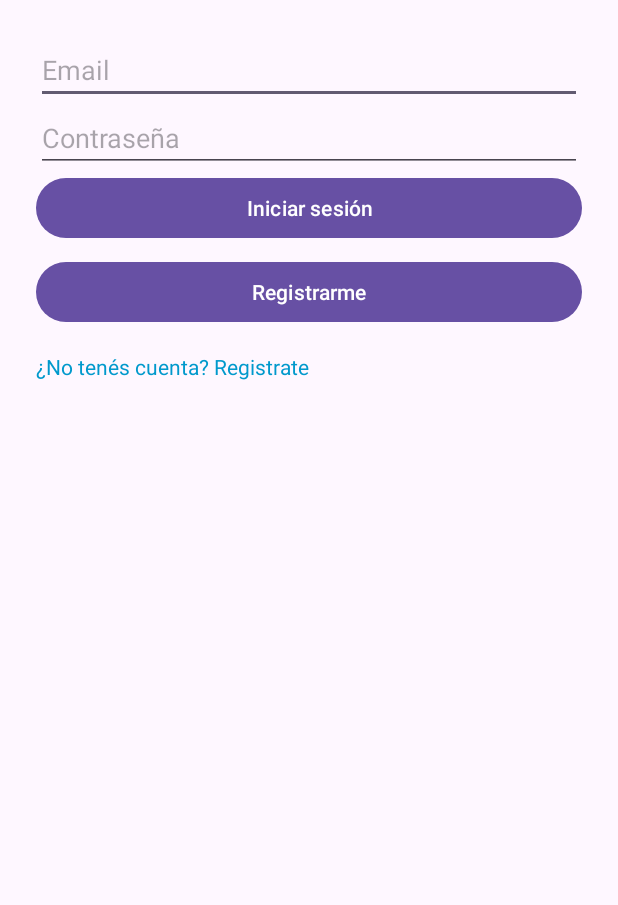
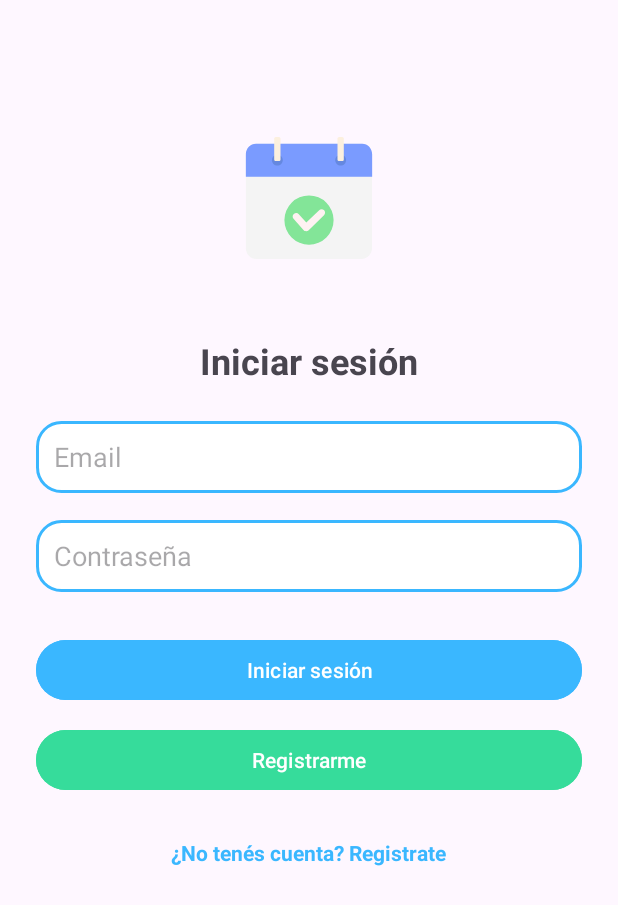
Before and after one commit to yachela/turna-mobile, an Android app: the LoginActivity screen opened directly, with no data from a screen before it, on a phone screen of 412 x 824 dp. Shown: the top 905 px of the screen. Run offline under Robolectric (Android 15) with nearby library versions, the phone set to English and light mode, and no system bars; our stand-ins replace Room's generated code.

Commit message:
UI: actualizar pantalla de login, agregar imagen y estilos modernos

```diff
--- a/app/src/main/res/layout/activity_login.xml
+++ b/app/src/main/res/layout/activity_login.xml
@@ -1,44 +1,84 @@
 <?xml version="1.0" encoding="utf-8"?>
+<ScrollView xmlns:android="http://schemas.android.com/apk/res/android"
+    android:layout_width="match_parent"
+    android:layout_height="match_parent"
+    android:fillViewport="true">
+
     <LinearLayout
-    xmlns:android="http://schemas.android.com/apk/res/android"
         android:orientation="vertical"
         android:padding="24dp"
         android:layout_width="match_parent"
-    android:layout_height="match_parent">
+        android:layout_height="wrap_content"
+        android:gravity="center_horizontal">
+
+        <ImageView
+            android:id="@+id/imageViewLogo"
+            android:src="@drawable/turna"
+            android:layout_width="120dp"
+            android:layout_height="120dp"
+            android:layout_gravity="center"
+            android:contentDescription="@string/logo_turna"
+            android:layout_marginTop="48dp"
+            android:layout_marginBottom="32dp"/>
+
+        <TextView
+            android:id="@+id/textViewReservarTurno"
+            android:text="Iniciar sesión"
+            android:textSize="24sp"
+            android:textStyle="bold"
+            android:gravity="center"
+            android:layout_width="match_parent"
+            android:layout_height="wrap_content"
+            android:layout_marginBottom="24dp" />
 
         <EditText
             android:id="@+id/editTextEmail"
+            android:hint="Email"
+            android:inputType="textEmailAddress"
             android:layout_width="match_parent"
-        android:layout_height="wrap_content"
-        android:hint="Email"
-        android:inputType="textEmailAddress" />
+            android:layout_height="48dp"
+            android:background="@drawable/rounded_edittext"
+            android:padding="12dp"
+            android:layout_marginBottom="18dp"/>
 
         <EditText
             android:id="@+id/editTextPassword"
+            android:hint="Contraseña"
+            android:inputType="textPassword"
             android:layout_width="match_parent"
-        android:layout_height="wrap_content"
-        android:hint="Contraseña"
-        android:inputType="textPassword" />
+            android:layout_height="48dp"
+            android:background="@drawable/rounded_edittext"
+            android:padding="12dp"
+            android:layout_marginBottom="28dp"/>
 
         <Button
             android:id="@+id/btnLogin"
+            android:text="Iniciar sesión"
             android:layout_width="match_parent"
-        android:layout_height="wrap_content"
-        android:text="Iniciar sesión" />
+            android:layout_height="48dp"
+            android:backgroundTint="@color/turna_primary"
+            android:textColor="@android:color/white"
+            android:textAllCaps="false"
+            android:layout_marginBottom="12dp"/>
 
         <Button
             android:id="@+id/btnRegister"
             android:text="Registrarme"
             android:layout_width="match_parent"
-        android:layout_height="wrap_content"
-        android:layout_marginTop="8dp"/>
+            android:layout_height="48dp"
+            android:backgroundTint="@color/turna_accent"
+            android:textColor="@android:color/white"
+            android:textAllCaps="false"
+            android:layout_marginBottom="16dp"/>
 
         <TextView
             android:id="@+id/linkRegistro"
             android:layout_width="wrap_content"
             android:layout_height="wrap_content"
             android:text="¿No tenés cuenta? Registrate"
-        android:textColor="@android:color/holo_blue_dark"
-        android:paddingTop="16dp"/>
+            android:textColor="@color/turna_primary"
+            android:textStyle="bold"
+            android:paddingTop="12dp"/>
 
     </LinearLayout>
+</ScrollView>
```
Lines whose indentation alone changed are shown as unchanged.
